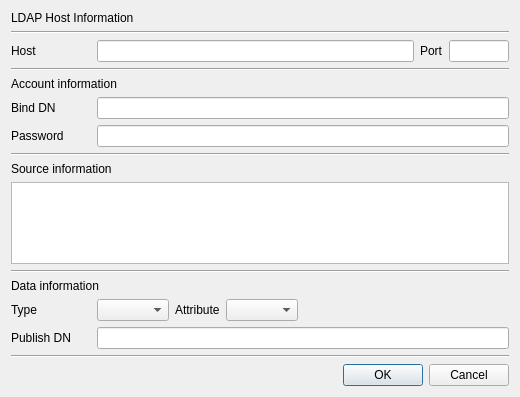
The window that CertMan/pub_ldap_dlg.ui (jykim74/CertMan) describes before a commit, drawn with Qt 5.
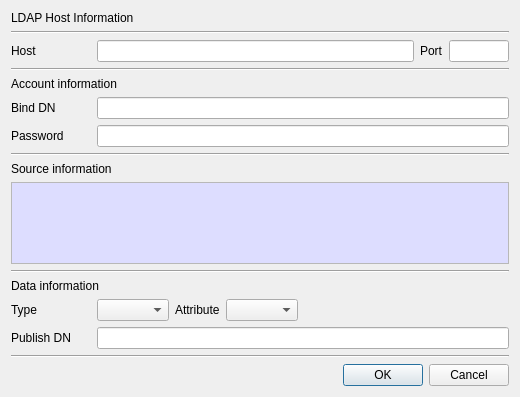
The same window after the commit.

Commit message: LDAP 게시 기능 라이선스 기능으로 변경

The edit to the form file:
```diff
--- a/CertMan/pub_ldap_dlg.ui
+++ b/CertMan/pub_ldap_dlg.ui
@@ -150,6 +150,43 @@
    </item>
    <item>
     <widget class="QTextEdit" name="mInfoText">
+     <property name="palette">
+      <palette>
+       <active>
+        <colorrole role="Base">
+         <brush brushstyle="SolidPattern">
+          <color alpha="255">
+           <red>221</red>
+           <green>221</green>
+           <blue>255</blue>
+          </color>
+         </brush>
+        </colorrole>
+       </active>
+       <inactive>
+        <colorrole role="Base">
+         <brush brushstyle="SolidPattern">
+          <color alpha="255">
+           <red>221</red>
+           <green>221</green>
+           <blue>255</blue>
+          </color>
+         </brush>
+        </colorrole>
+       </inactive>
+       <disabled>
+        <colorrole role="Base">
+         <brush brushstyle="SolidPattern">
+          <color alpha="255">
+           <red>240</red>
+           <green>240</green>
+           <blue>240</blue>
+          </color>
+         </brush>
+        </colorrole>
+       </disabled>
+      </palette>
+     </property>
      <property name="readOnly">
       <bool>true</bool>
      </property>
```
Left out of the diff: 6 changed lines with no effect on the pictures. The commit also changes 3 other files.
